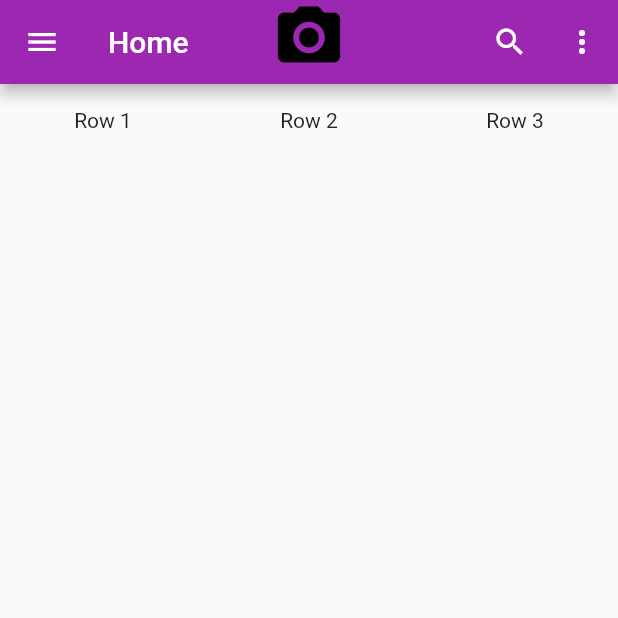
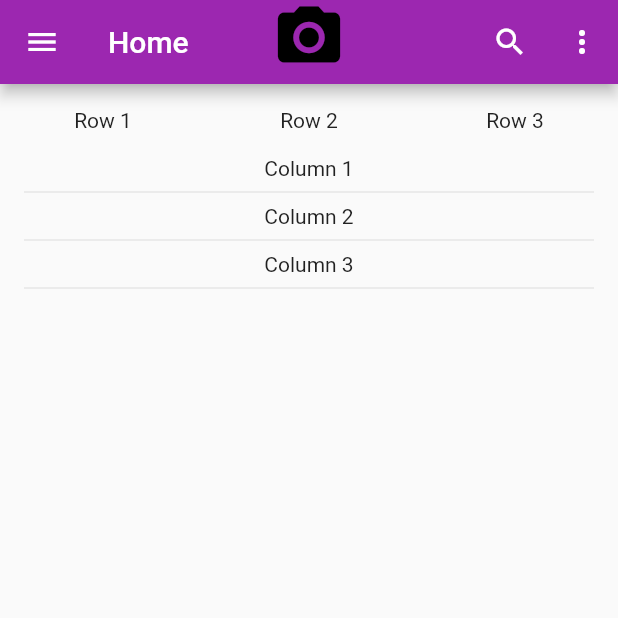
Before and after one commit to rohansunar15/flutter_practise_ch6, a Flutter app: the screen it shows after launch, on a phone screen of 412 x 824 dp, the top half of it. Run offline on Flutter 3.47's test engine with Material 2 defaults, Android fonts, the phone set to English and light mode, and no system bars.

Commit message:
added column

```diff
--- a/lib/Home.dart
+++ b/lib/Home.dart
@@ -85,6 +85,19 @@ class ContainerWithBoxContainetWidget extends StatelessWidget {
             Text('Row 3'),
             ],
           ),
+        Column(
+          crossAxisAlignment: CrossAxisAlignment.center,
+          mainAxisAlignment: MainAxisAlignment.spaceEvenly,
+          mainAxisSize: MainAxisSize.max,
+          children: <Widget>[
+            Text('Column 1'),
+            Divider(),
+            Text('Column 2'),
+            Divider(),
+            Text('Column 3'),
+            Divider(),
+          ],
+        ),
         ],
       );
     }
```
